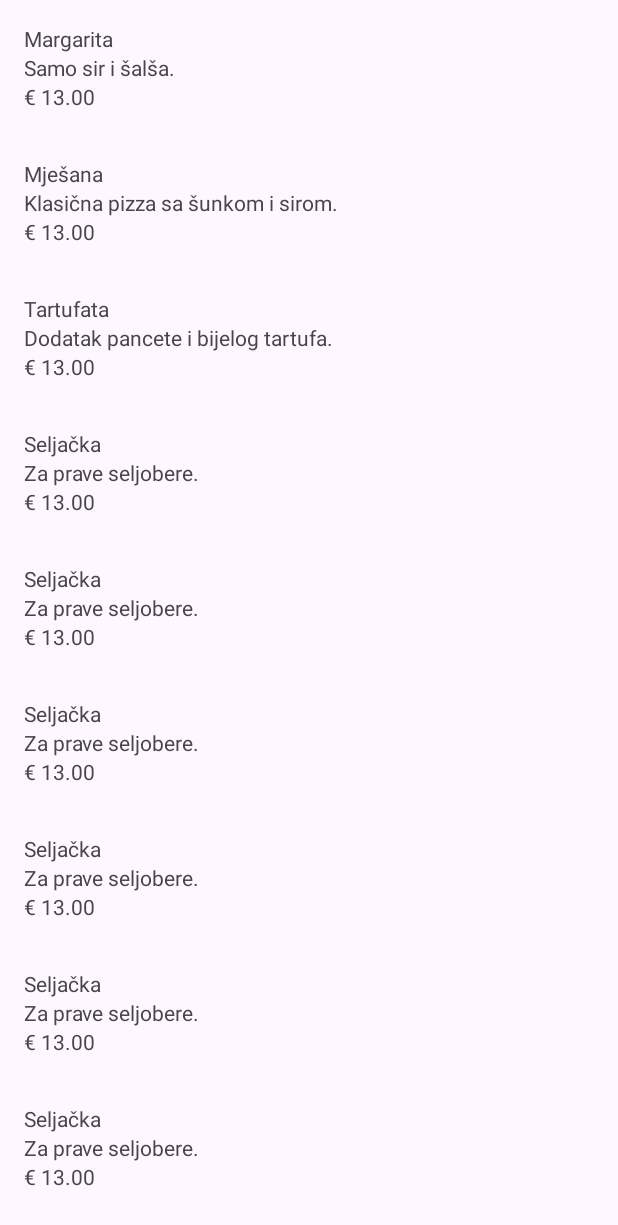
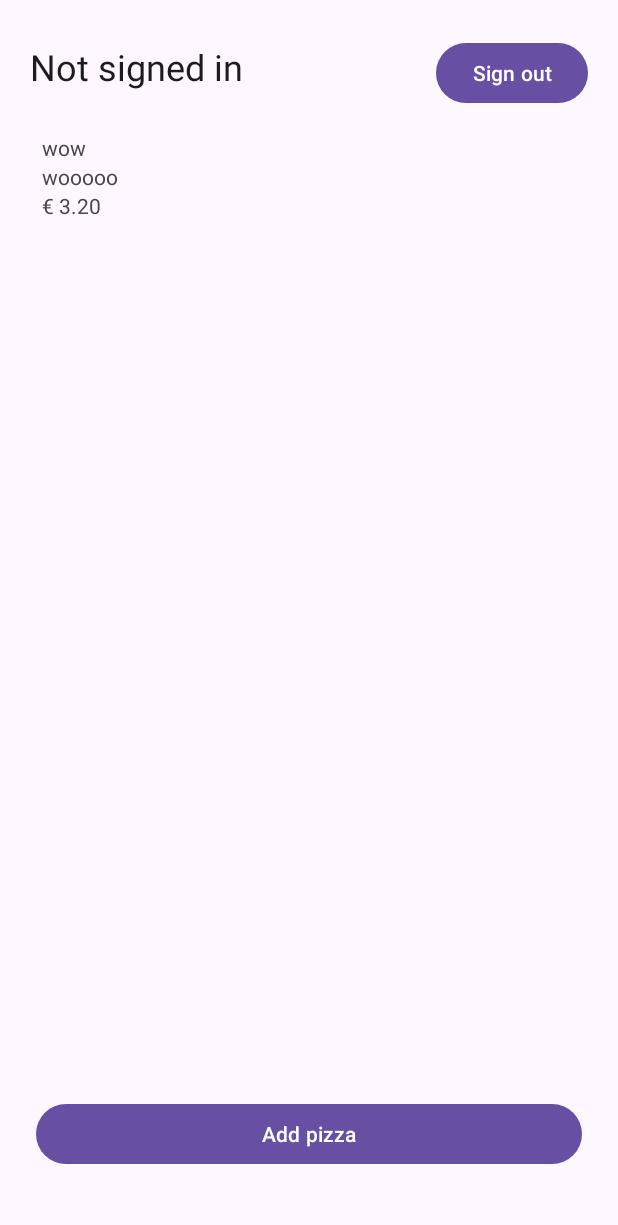
Before and after one commit to dujo09/ChefsBook, an Android app: the screen it shows after launch (MainActivity), on a phone screen of 412 x 824 dp. Shown: the top 1225 px of the screen. Run offline under Robolectric (Android 15) with nearby library versions, the phone set to English and light mode, and no system bars; our stand-ins replace Firebase (no records; nobody signed in at launch, a user with empty details on screens opened directly); libraries missing offline, so code that uses them is left out: com.firebase.ui.

Commit message:
Connect to Firebase + basic authentification

```diff
--- a/app/src/main/java/com/dujo/chefsbook/data/model/Pizza.java
+++ b/app/src/main/java/com/dujo/chefsbook/data/model/Pizza.java
@@ -11,6 +11,9 @@ public class Pizza {
         this.name = name;
         this.description = description;
         this.price = price;
+    }
+
+    public Pizza() {
     }
 
     public String getId() {
--- /dev/null
+++ b/app/src/main/java/com/dujo/chefsbook/data/repository/FirebaseRepository.java
@@ -0,0 +1,99 @@
+package com.dujo.chefsbook.data.repository;
+
+import android.util.Log;
+
+import androidx.lifecycle.MutableLiveData;
+
+import com.dujo.chefsbook.data.model.Pizza;
+import com.google.android.gms.tasks.OnCompleteListener;
+import com.google.firebase.auth.AuthResult;
+import com.google.firebase.auth.FirebaseAuth;
+import com.google.firebase.auth.FirebaseUser;
+import com.google.firebase.firestore.CollectionReference;
+import com.google.firebase.firestore.DocumentSnapshot;
+import com.google.firebase.firestore.FirebaseFirestore;
+
+import java.util.ArrayList;
+import java.util.List;
+
+public class FirebaseRepository {
+    private final FirebaseAuth auth;
+    private final FirebaseFirestore firestore;
+    private final CollectionReference pizzasRef;
+
+    public FirebaseRepository() {
+        auth = FirebaseAuth.getInstance();
+        firestore = FirebaseFirestore.getInstance();
+        pizzasRef = firestore.collection("pizzas");
+    }
+
+    public void login(String email, String password, OnCompleteListener<AuthResult> callback) {
+        auth.signInWithEmailAndPassword(email, password).addOnCompleteListener(callback);
+    }
+
+    public void register(String email, String password, OnCompleteListener<AuthResult> callback) {
+        auth.createUserWithEmailAndPassword(email, password).addOnCompleteListener(callback);
+    }
+
+    public FirebaseUser getCurrentUser() {
+        return auth.getCurrentUser();
+    }
+
+    public void signOut() {
+        auth.signOut();
+    }
+
+    public void fetchPizzas(MutableLiveData<List<Pizza>> liveList, MutableLiveData<String> error) {
+        Log.i("TAG", "kopilica fetch: ");
+//        firestore.collection("pizzas")
+//                .get()
+//                .addOnCompleteListener(new OnCompleteListener<QuerySnapshot>() {
+//                    @Override
+//                    public void onComplete(@NonNull Task<QuerySnapshot> task) {
+//                        if (task.isSuccessful()) {
+//                            for (QueryDocumentSnapshot document : task.getResult()) {
+//                                Log.d("TAG", document.getId() + " => " + document.getData());
+//
+//                            }
+//                        } else {
+//                            Log.w("TAG", "Error getting documents.", task.getException());
+//                        }
+//                    }
+//                });
+
+        pizzasRef.addSnapshotListener((snapshots, e) -> {
+            if (e != null) {
+                error.postValue(e.getMessage());
+                return;
+            }
+            if (snapshots == null) return;
+            List<Pizza> list = new ArrayList<>();
+            list.add(new Pizza("2", "wow", "wooooo", 3.2));
+            for (DocumentSnapshot doc : snapshots.getDocuments()) {
+                Pizza p = doc.toObject(Pizza.class);
+                if (p != null) {
+                    p.setId(doc.getId());
+                    list.add(p);
+                }
+            }
+            Log.i("TAG", "kopilica fetch: " + list);
+            liveList.postValue(list);
+        });
+    }
+
+//    public void addPizza(Pizza pizza, OnCompleteListener<DocumentReference> callback) {
+//        pizzasRef.add(pizza).addOnCompleteListener(callback);
+//    }
+//
+//    public void updatePizza(Pizza pizza, OnCompleteListener<Void> callback) {
+//        if (pizza.getId() == null) {
+//            callback.onComplete(Task.forException(new IllegalArgumentException("Pizza id is null")));
+//            return;
+//        }
+//        pizzasRef.document(pizza.getId()).set(pizza).addOnCompleteListener(callback);
+//    }
+//
+//    public void deletePizza(String pizzaId, OnCompleteListener<Void> callback) {
+//        pizzasRef.document(pizzaId).delete().addOnCompleteListener(callback);
+//    }
+}
--- a/app/src/main/java/com/dujo/chefsbook/ui/main/MainActivity.java
+++ b/app/src/main/java/com/dujo/chefsbook/ui/main/MainActivity.java
@@ -1,6 +1,10 @@
 package com.dujo.chefsbook.ui.main;
 
 import android.os.Bundle;
+import android.util.Log;
+import android.widget.Button;
+import android.widget.TextView;
+import android.widget.Toast;
 
 import androidx.activity.EdgeToEdge;
 import androidx.appcompat.app.AppCompatActivity;
@@ -13,20 +17,47 @@ import androidx.recyclerview.widget.RecyclerView;
 
 import com.dujo.chefsbook.R;
 import com.dujo.chefsbook.viewModel.PizzaViewModel;
+import com.firebase.ui.auth.AuthUI;
+import com.google.firebase.auth.FirebaseAuth;
+import com.google.firebase.auth.FirebaseUser;
 
 public class MainActivity extends AppCompatActivity {
+    private static final String TAG = "MainActivity";
+
+    private TextView tvStatus;
+    private Button btnSignOut;
+
     private PizzaViewModel pizzaViewModel;
     private PizzaAdapter pizzaAdapter;
 
     @Override
     protected void onCreate(Bundle savedInstanceState) {
         super.onCreate(savedInstanceState);
+
         EdgeToEdge.enable(this);
         setContentView(R.layout.activity_main);
         ViewCompat.setOnApplyWindowInsetsListener(findViewById(R.id.rvPizzas), (v, insets) -> {
             Insets systemBars = insets.getInsets(WindowInsetsCompat.Type.systemBars());
             v.setPadding(systemBars.left, systemBars.top, systemBars.right, systemBars.bottom);
             return insets;
+        });
+
+        tvStatus = findViewById(R.id.tvStatus);
+        btnSignOut = findViewById(R.id.btnSignOut);
+
+        updateUi();
+
+        btnSignOut.setOnClickListener(v -> {
+            AuthUI.getInstance()
+                    .signOut(this)
+                    .addOnCompleteListener(task -> {
+                        if (task.isSuccessful()) {
+                            Log.d(TAG, "Signed out");
+                            updateUi();
+                        } else {
+                            Log.e(TAG, "Sign out failed", task.getException());
+                        }
+                    });
         });
 
         pizzaViewModel = new ViewModelProvider(this).get(PizzaViewModel.class);
@@ -37,7 +68,21 @@ public class MainActivity extends AppCompatActivity {
         rv.setAdapter(pizzaAdapter);
 
         pizzaViewModel.getPizzas().observe(this, pizzas -> {
+            Log.i("DUJO", "onCreate: pizzas " + pizzas);
             if (pizzas != null) pizzaAdapter.submitList(pizzas);
         });
+
+        pizzaViewModel.getError().observe(this, s -> {
+            if (s != null) Toast.makeText(this, s, Toast.LENGTH_LONG).show();
+        });
+    }
+
+    private void updateUi() {
+        FirebaseUser user = FirebaseAuth.getInstance().getCurrentUser();
+        if (user != null) {
+            tvStatus.setText("Signed in as: " + user.getEmail());
+        } else {
+            tvStatus.setText("Not signed in");
+        }
     }
 }
--- a/app/src/main/java/com/dujo/chefsbook/viewModel/PizzaViewModel.java
+++ b/app/src/main/java/com/dujo/chefsbook/viewModel/PizzaViewModel.java
@@ -5,39 +5,30 @@ import androidx.lifecycle.MutableLiveData;
 import androidx.lifecycle.ViewModel;
 
 import com.dujo.chefsbook.data.model.Pizza;
+import com.dujo.chefsbook.data.repository.FirebaseRepository;
 
 import java.util.List;
 
 public class PizzaViewModel extends ViewModel {
+    private final FirebaseRepository repo;
     private final MutableLiveData<List<Pizza>> pizzas = new MutableLiveData<>();
+    private final MutableLiveData<String> error = new MutableLiveData<>();
+    private final MutableLiveData<Boolean> loading = new MutableLiveData<>(false);
 
     public PizzaViewModel() {
+        repo = new FirebaseRepository();
+        repo.fetchPizzas(pizzas, error);
     }
 
     public LiveData<List<Pizza>> getPizzas() {
-        pizzas.postValue(List.of(
-                new Pizza("1", "Margarita", "Samo sir i šalša.", 13.0),
-                new Pizza("2", "Mješana", "Klasična pizza sa šunkom i sirom.", 13.0),
-                new Pizza("3", "Tartufata", "Dodatak pancete i bijelog tartufa.", 13.0),
-                new Pizza("4", "Seljačka", "Za prave seljobere.", 13.0),
-                new Pizza("4", "Seljačka", "Za prave seljobere.", 13.0),
-                new Pizza("4", "Seljačka", "Za prave seljobere.", 13.0),
-                new Pizza("4", "Seljačka", "Za prave seljobere.", 13.0),
-                new Pizza("4", "Seljačka", "Za prave seljobere.", 13.0),
-                new Pizza("4", "Seljačka", "Za prave seljobere.", 13.0),
-                new Pizza("4", "Seljačka", "Za prave seljobere.", 13.0),
-                new Pizza("4", "Seljačka", "Za prave seljobere.", 13.0),
-                new Pizza("4", "Seljačka", "Za prave seljobere.", 13.0),
-                new Pizza("4", "Seljačka", "Za prave seljobere.", 13.0),
-                new Pizza("4", "Seljačka", "Za prave seljobere.", 13.0),
-                new Pizza("4", "Seljačka", "Za prave seljobere.", 13.0),
-                new Pizza("4", "Seljačka", "Za prave seljobere.", 13.0),
-                new Pizza("4", "Seljačka", "Za prave seljobere.", 13.0),
-                new Pizza("4", "Seljačka", "Za prave seljobere.", 13.0),
-                new Pizza("4", "Seljačka", "Za prave seljobere.", 13.0),
-                new Pizza("4", "Seljačka", "Za prave seljobere.", 13.0),
-                new Pizza("4", "Seljačka", "Za prave seljobere.", 13.0),
-                new Pizza("5", "Slatka", "Sa nutellom i voćem.", 13.0)));
         return pizzas;
     }
+
+    public LiveData<String> getError() {
+        return error;
+    }
+
+    public LiveData<Boolean> getLoading() {
+        return loading;
+    }
 }
--- a/app/src/main/res/layout/activity_main.xml
+++ b/app/src/main/res/layout/activity_main.xml
@@ -1,12 +1,62 @@
 <?xml version="1.0" encoding="utf-8"?>
-<ScrollView xmlns:android="http://schemas.android.com/apk/res/android"
-    android:layout_width="fill_parent"
-    android:layout_height="fill_parent">
+<androidx.constraintlayout.widget.ConstraintLayout xmlns:android="http://schemas.android.com/apk/res/android"
+    xmlns:tools="http://schemas.android.com/tools"
+    xmlns:app="http://schemas.android.com/apk/res-auto"
+    android:id="@+id/root"
+    android:layout_width="match_parent"
+    android:layout_height="match_parent"
+    android:padding="12dp"
+    tools:context=".MainActivity">
+
+    <TextView
+        android:id="@+id/tvStatus"
+        android:layout_width="0dp"
+        android:layout_height="wrap_content"
+        android:text="Not signed in"
+        android:textAppearance="?attr/textAppearanceHeadlineSmall"
+        android:layout_marginStart="8dp"
+        android:layout_marginEnd="8dp"
+        android:ellipsize="end"
+        android:maxLines="1"
+        app:layout_constraintStart_toStartOf="parent"
+        app:layout_constraintEnd_toStartOf="@+id/btnSignOut"
+        app:layout_constraintTop_toTopOf="parent"
+        app:layout_constraintHorizontal_bias="0.0"
+        android:layout_marginTop="16dp"/>
+
+    <Button
+        android:id="@+id/btnSignOut"
+        android:layout_width="wrap_content"
+        android:layout_height="wrap_content"
+        android:text="Sign out"
+        android:layout_marginEnd="8dp"
+        app:layout_constraintTop_toTopOf="@id/tvStatus"
+        app:layout_constraintEnd_toEndOf="parent"
+        app:layout_constraintBaseline_toBaselineOf="@id/tvStatus" />
 
     <androidx.recyclerview.widget.RecyclerView
         android:id="@+id/rvPizzas"
-        android:layout_width="fill_parent"
+        android:layout_width="0dp"
+        android:layout_height="0dp"
+        android:clipToPadding="false"
+        android:paddingTop="12dp"
+        android:paddingBottom="88dp"
+    app:layout_constraintTop_toBottomOf="@id/btnSignOut"
+    app:layout_constraintBottom_toTopOf="@+id/btnAddPizza"
+    app:layout_constraintStart_toStartOf="parent"
+    app:layout_constraintEnd_toEndOf="parent"
+    android:scrollbars="vertical"/>
+
+    <Button
+        android:id="@+id/btnAddPizza"
+        android:layout_width="0dp"
         android:layout_height="wrap_content"
-        android:orientation="vertical"
-        android:padding="50dp" />
-</ScrollView>
+        android:text="Add pizza"
+        android:layout_marginStart="12dp"
+        android:layout_marginEnd="12dp"
+        android:layout_marginBottom="32dp"
+    app:layout_constraintStart_toStartOf="parent"
+    app:layout_constraintEnd_toEndOf="parent"
+    app:layout_constraintBottom_toBottomOf="parent"/>
+
+</androidx.constraintlayout.widget.ConstraintLayout>
--- a/build.gradle
+++ b/build.gradle
@@ -1,4 +1,5 @@
 // Top-level build file where you can add configuration options common to all sub-projects/modules.
 plugins {
-alias(libs.plugins.android.application) apply false
+    alias(libs.plugins.android.application) apply false
+    id 'com.google.gms.google-services' version '4.4.4' apply false
 }
```
Also changed, not shown: app/build.gradle (+7 -1 lines), app/src/main/AndroidManifest.xml (+10 -1 lines), app/src/main/java/com/dujo/chefsbook/ui/login/LoginActivity.java (added, +69 -0 lines), app/src/main/java/com/dujo/chefsbook/ui/register/RegisterActivity.java (added, +160 -0 lines), app/src/main/res/layout/activity_login.xml (added, +57 -0 lines), app/src/main/res/layout/activity_register.xml (added, +70 -0 lines), gradle/libs.versions.toml (+10 -0 lines), 1 other file.
